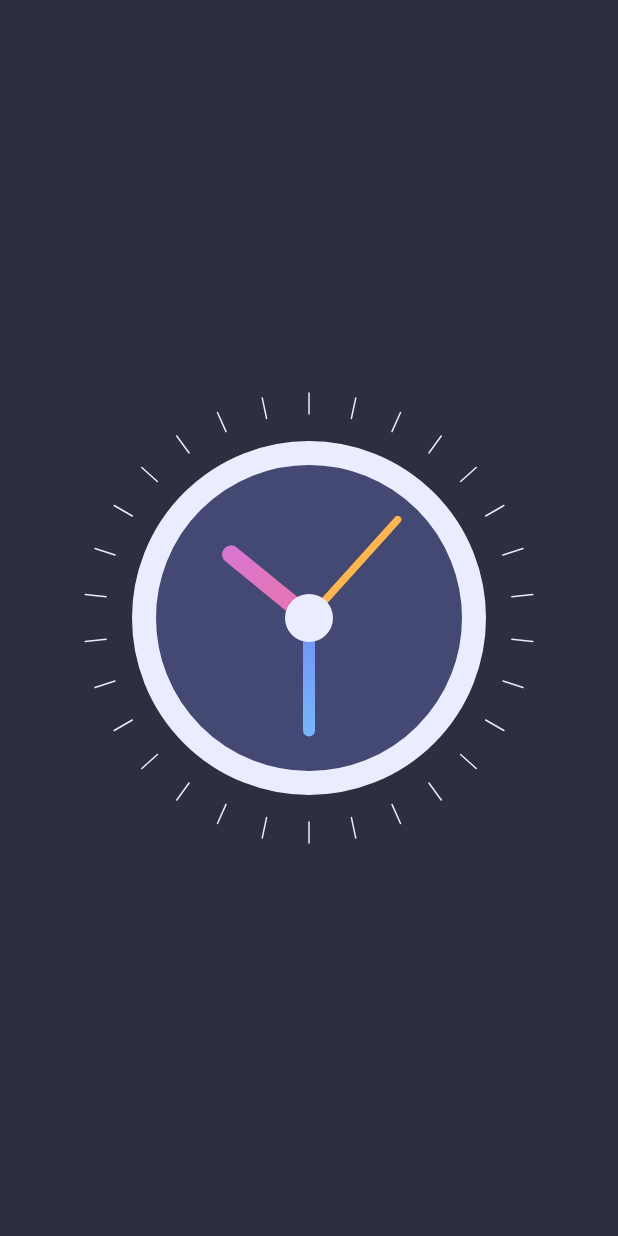
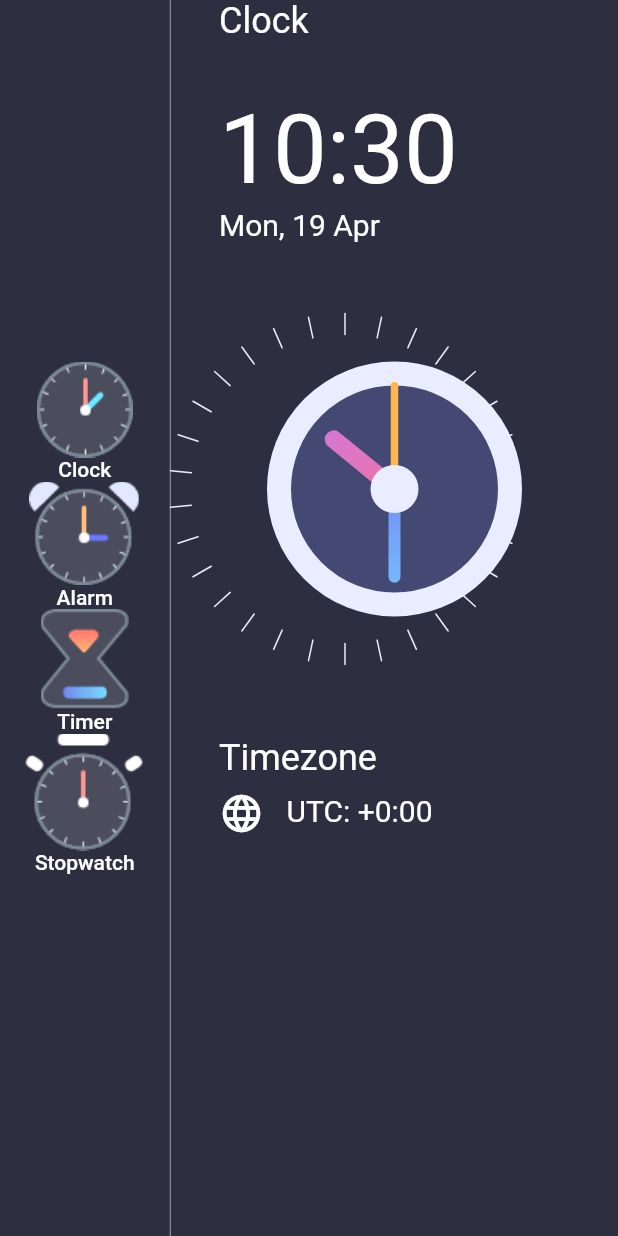
Before and after one commit to arslankaleem7229/simple-clock-flutter, a Flutter app: the screen it shows after launch, on a phone screen of 412 x 824 dp. Run offline on Flutter 3.47's test engine with Material 2 defaults, Android fonts, the light colour scheme and no system bars.

Commit message:
added main page view

```diff
--- a/lib/screens/clock_view.dart
+++ b/lib/screens/clock_view.dart
@@ -9,10 +9,17 @@ class ClockView extends StatefulWidget {
 }
 
 class _ClockViewState extends State<ClockView> {
+  Timer timer;
   @override
   void initState() {
-    Timer.periodic(Duration(seconds: 1), (timer) => setState(() {}));
+    // timer = Timer.periodic(Duration(seconds: 1), (timer) => setState(() {}));
     super.initState();
+  }
+
+  @override
+  void dispose() {
+    // timer.cancel();
+    super.dispose();
   }
 
   @override
@@ -36,7 +43,7 @@ class ClockPainter extends CustomPainter {
   // 60 sec / min = 360/60 = 6 degree
   @override
   void paint(Canvas canvas, Size size) {
-    print(datetime);
+    // print(datetime);
     double centerX = size.width / 2;
     double centerY = size.height / 2;
     Offset center = Offset(centerX, centerY);
--- a/lib/screens/home.dart
+++ b/lib/screens/home.dart
@@ -1,5 +1,9 @@
 import 'package:flutter/material.dart';
 import 'package:simple_clock_flutter/screens/clock_view.dart';
+import 'package:intl/intl.dart';
+
+double width;
+double height;
 
 class HomePage extends StatefulWidget {
   @override
@@ -9,11 +13,149 @@ class HomePage extends StatefulWidget {
 class _HomePageState extends State<HomePage> {
   @override
   Widget build(BuildContext context) {
+    width = MediaQuery.of(context).size.width;
+    height = MediaQuery.of(context).size.height;
+    var dateTime = DateTime.now();
+    var formattedTime = DateFormat('HH:mm').format(dateTime);
+    var formattedDate = DateFormat('EEE, d MMM').format(dateTime);
+    var timeZone =
+        dateTime.timeZoneOffset.toString().split('.').first.substring(0, 4);
+    var timeZoneSign = '';
+    if (timeZone.startsWith('-')) {
+      timeZoneSign = '-';
+    } else {
+      timeZoneSign = '+';
+    }
     return Scaffold(
-      body: Container(
-        alignment: Alignment.center,
-        color: Color(0xFF2D2F41),
-        child: ClockView(),
+      backgroundColor: Color(0xFF2D2F41),
+      body: SafeArea(
+        child: Row(
+          children: [
+            Column(
+              mainAxisAlignment: MainAxisAlignment.center,
+              children: [
+                ElevatedButton(
+                  style: ButtonStyle(
+                    backgroundColor:
+                        MaterialStateProperty.all(Colors.transparent),
+                    shadowColor: MaterialStateProperty.all(Colors.transparent),
+                  ),
+                  child: Column(
+                    children: [
+                      Image(image: AssetImage('assets/clock_icon.png')),
+                      Text(
+                        'Clock',
+                        style: TextStyle(fontSize: 14, color: Colors.white),
+                      )
+                    ],
+                  ),
+                  onPressed: () => print('Clock'),
+                ),
+                ElevatedButton(
+                  style: ButtonStyle(
+                    backgroundColor:
+                        MaterialStateProperty.all(Colors.transparent),
+                    shadowColor: MaterialStateProperty.all(Colors.transparent),
+                  ),
+                  child: Column(
+                    children: [
+                      Image(image: AssetImage('assets/alarm_icon.png')),
+                      Text(
+                        'Alarm',
+                        style: TextStyle(fontSize: 14, color: Colors.white),
+                      )
+                    ],
+                  ),
+                  onPressed: () => print('Clock'),
+                ),
+                ElevatedButton(
+                  style: ButtonStyle(
+                    backgroundColor:
+                        MaterialStateProperty.all(Colors.transparent),
+                    shadowColor: MaterialStateProperty.all(Colors.transparent),
+                  ),
+                  child: Column(
+                    children: [
+                      Image(image: AssetImage('assets/timer_icon.png')),
+                      Text(
+                        'Timer',
+                        style: TextStyle(fontSize: 14, color: Colors.white),
+                      )
+                    ],
+                  ),
+                  onPressed: () => print('Clock'),
+                ),
+                ElevatedButton(
+                  style: ButtonStyle(
+                    backgroundColor:
+                        MaterialStateProperty.all(Colors.transparent),
+                    shadowColor: MaterialStateProperty.all(Colors.transparent),
+                  ),
+                  child: Column(
+                    children: [
+                      Image(image: AssetImage('assets/stopwatch_icon.png')),
+                      Text(
+                        'Stopwatch',
+                        style: TextStyle(fontSize: 14, color: Colors.white),
+                      )
+                    ],
+                  ),
+                  onPressed: () => print('Clock'),
+                ),
+              ],
+            ),
+            VerticalDivider(color: Colors.white54, width: 1),
+            Expanded(
+              child: Container(
+                padding: EdgeInsets.symmetric(horizontal: 32),
+                child: Column(
+                  crossAxisAlignment: CrossAxisAlignment.start,
+                  children: [
+                    Text(
+                      "Clock",
+                      style: TextStyle(color: Colors.white, fontSize: 24),
+                    ),
+                    SizedBox(height: 35),
+                    Text(
+                      "$formattedTime",
+                      style: TextStyle(color: Colors.white, fontSize: 64),
+                    ),
+                    Text(
+                      "$formattedDate",
+                      style: TextStyle(color: Colors.white, fontSize: 20),
+                    ),
+                    SizedBox(height: 15),
+                    ClockView(),
+                    SizedBox(height: 15),
+                    Text(
+                      "Timezone",
+                      style: TextStyle(color: Colors.white, fontSize: 24),
+                    ),
+                    Padding(
+                      padding: const EdgeInsets.only(top: 8.0),
+                      child: Row(
+                        crossAxisAlignment: CrossAxisAlignment.start,
+                        children: [
+                          Icon(Icons.language, color: Colors.white, size: 30),
+                          SizedBox(width: 15),
+                          Padding(
+                            padding: EdgeInsets.only(top: 2.0),
+                            child: Text(
+                              "UTC: $timeZoneSign$timeZone",
+                              style:
+                                  TextStyle(color: Colors.white, fontSize: 20),
+                              textAlign: TextAlign.center,
+                            ),
+                          ),
+                        ],
+                      ),
+                    ),
+                  ],
+                ),
+              ),
+            ),
+          ],
+        ),
       ),
     );
   }
```
Also changed, not shown: pubspec.yaml (+8 -2 lines), assets/add_alarm.png (added), assets/alarm_icon.png (added), assets/clock_icon.png (added), assets/fonts/Avenir-Book.ttf (added), assets/fonts/Avenir-Heavy.ttf (added), assets/fonts/Avenir-Light.ttf (added), assets/fonts/Avenir-Medium.ttf (added), assets/stopwatch_icon.png (added), assets/timer_icon.png (added), pubspec.lock.
